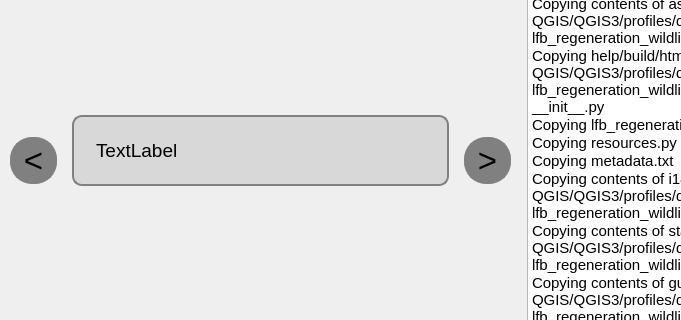
The window that lfb_regeneration_wildlife_impact/gui/form/views/tab_default.ui (b-lack/qgis-fim-plugin) describes before a commit, drawn with Qt 5; both pictures show x 0 to 681 and y 290 to 610 of the 921 by 902 pixel window.
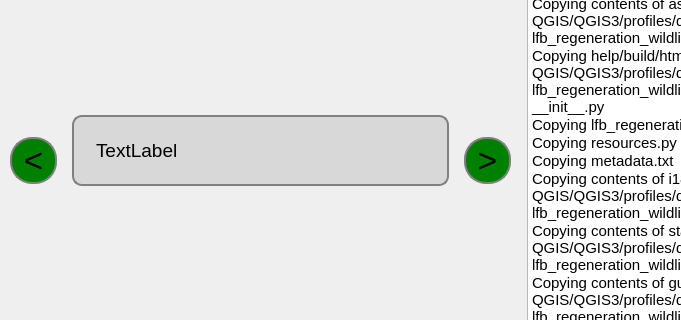
The same window after the commit.

```diff
--- a/lfb_regeneration_wildlife_impact/gui/form/views/tab_default.ui
+++ b/lfb_regeneration_wildlife_impact/gui/form/views/tab_default.ui
@@ -40,13 +40,19 @@
       </font>
      </property>
      <property name="styleSheet">
-      <string notr="true">margin-left: 10px;
-padding: 10px;
-border-radius: 22px;
-border: 2px solid grey;
-background-color: grey;
-width: 20px;
-height: 20px;</string>
+      <string notr="true">QToolButton{
+	margin-left: 10px;
+	padding: 10px;
+	border-radius: 22px;
+	border: 2px solid grey;
+	background-color: grey;
+	width: 20px;
+	height: 20px;
+	background-color: grey;
+}
+QToolButton:enabled{
+	background-color: green;
+}</string>
      </property>
      <property name="text">
       <string>&lt;</string>
@@ -177,13 +183,19 @@
       </font>
      </property>
      <property name="styleSheet">
-      <string notr="true">margin-right: 10px;
-padding: 10px;
-border-radius: 22px;
-border: 2px solid grey;
-background-color: grey;
-width: 20px;
-height: 20px;</string>
+      <string notr="true">QToolButton{
+	margin-right: 10px;
+	padding: 10px;
+	border-radius: 22px;
+	border: 2px solid grey;
+	background-color: grey;
+	width: 20px;
+	height: 20px;
+	background-color: grey;
+}
+QToolButton:enabled{
+	background-color: green;
+}</string>
      </property>
      <property name="text">
       <string>&gt;</string>
```
Left out of the diff: 10 changed lines with no effect on the pictures.
